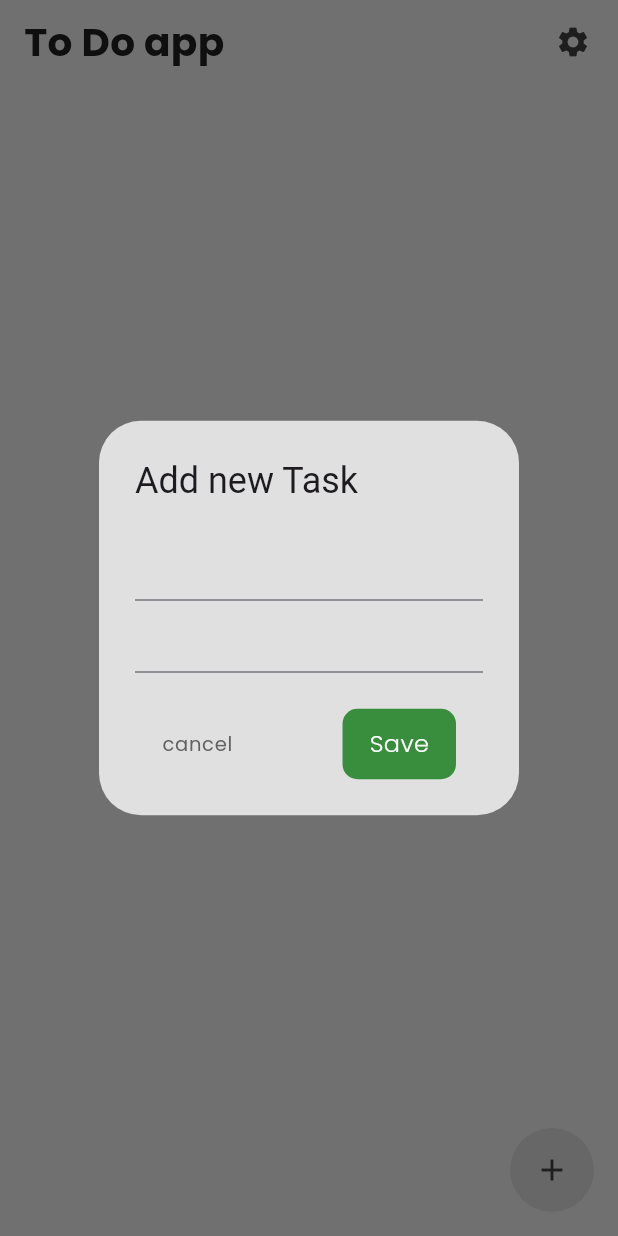
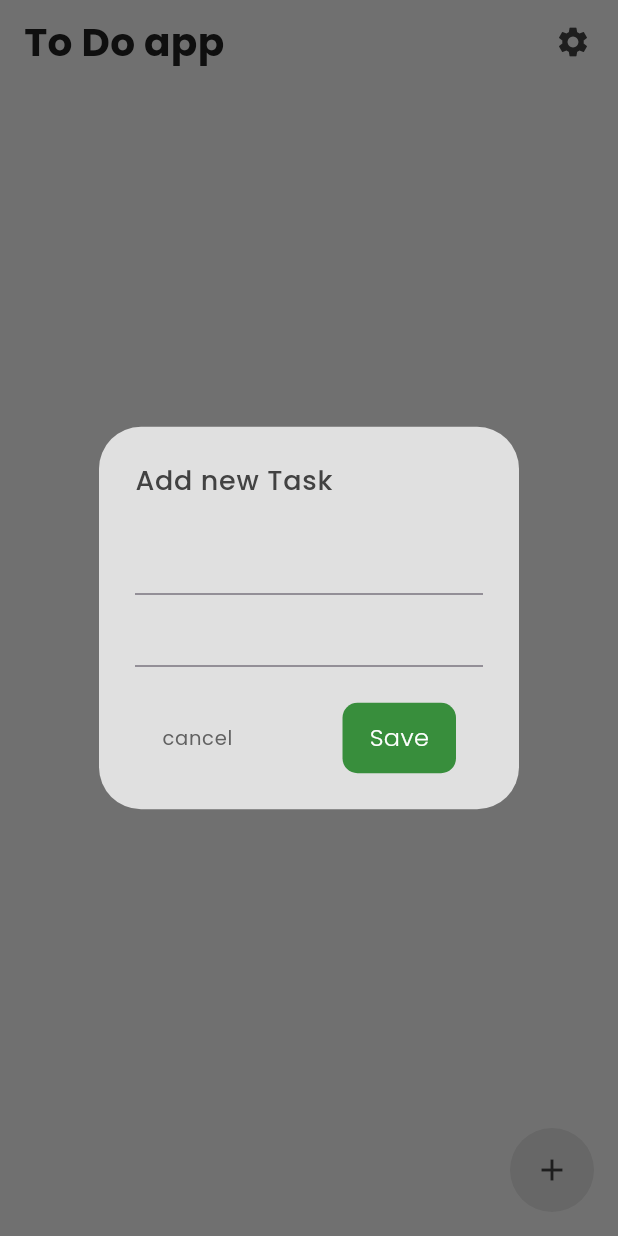
Before and after one commit to RWEMAISINGIZWENorbert/todo_app, a Flutter app: the screen it shows after launch, after a tap on the "add" icon, on a phone screen of 412 x 824 dp. Run offline on Flutter 3.47's test engine with Material 3 defaults, Android fonts, the phone set to English and light mode, and no system bars; our stand-ins replace equatable, flutter_bloc, flutter_slidable, google_fonts, hydrated_bloc, popover.

Commit message:
ui improve on the popup box

```diff
--- a/lib/Home.dart
+++ b/lib/Home.dart
@@ -108,7 +108,7 @@ class _HomeState extends State<Home> {
                     itemCount: state.todos.length,
                     itemBuilder: (context, index) {
                         return Card(
-                           elevation: 1,
+                           elevation: 0,
                            color: Theme.of(context).cardColor,
                            shape: RoundedRectangleBorder(
                             borderRadius: BorderRadius.circular(8)
@@ -138,7 +138,9 @@ class _HomeState extends State<Home> {
                     }
                     );
                }else if(state.status == TodoStatus.loading){
-                return CircularProgressIndicator();
+                return Center(
+                  child: CircularProgressIndicator()
+                  );
                }else{
                 return Container();
                }
@@ -151,14 +153,16 @@ class _HomeState extends State<Home> {
               builder: (context){
                 return  AlertDialog(
                   backgroundColor: Theme.of(context).cardColor,
-                  title: Text("Add new Task"),
+                  title: Text("Add new Task", style: Theme.of(context).textTheme.labelMedium,),
                   content: Column(
                     mainAxisSize: MainAxisSize.min,
                     children: [
                       TextField(
+                        style: Theme.of(context).textTheme.labelSmall,
                          controller: controller1,
                     ),
                       TextField(
+                          style: Theme.of(context).textTheme.labelSmall,
                          controller: controller2,
                     ),
                     ]
--- a/lib/main.dart
+++ b/lib/main.dart
@@ -1,3 +1,4 @@
+
 import 'dart:async';
 
 import 'package:flutter/foundation.dart';
--- a/lib/todo_bloc/todo_bloc.dart
+++ b/lib/todo_bloc/todo_bloc.dart
@@ -39,7 +39,6 @@ class TodoBloc extends HydratedBloc<TodoEvent, TodoState> {
          List<Todo> temp = [];
          temp.addAll(state.todos);
          temp.insert(0, event.todo);
-
          emit(
           state.copyWith(
             todos: temp,
@@ -68,7 +67,6 @@ class TodoBloc extends HydratedBloc<TodoEvent, TodoState> {
             status: TodoStatus.success
            )
          );
-
      } catch (e) {
        emit(
         state.copyWith(
```
